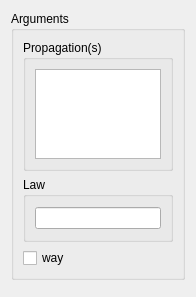
Above: src/HEXABLOCKGUI/Propagation_QTD.ui from SalomePlatform/hexablock before the change. Below: the same form after it.
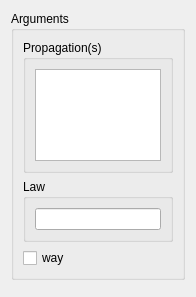
That is the form after the change.

Patch:
```diff
--- a/src/HEXABLOCKGUI/Propagation_QTD.ui
+++ b/src/HEXABLOCKGUI/Propagation_QTD.ui
@@ -11,7 +11,7 @@
    </rect>
   </property>
   <property name="sizePolicy">
-   <sizepolicy hsizetype="Preferred" vsizetype="Fixed">
+   <sizepolicy hsizetype="Preferred" vsizetype="Preferred">
     <horstretch>0</horstretch>
     <verstretch>0</verstretch>
    </sizepolicy>
@@ -22,16 +22,28 @@
   <layout class="QVBoxLayout" name="verticalLayout">
    <item>
     <widget class="QGroupBox" name="groupBox">
+     <property name="sizePolicy">
+      <sizepolicy hsizetype="Preferred" vsizetype="Preferred">
+       <horstretch>0</horstretch>
+       <verstretch>0</verstretch>
+      </sizepolicy>
+     </property>
      <property name="title">
       <string>Arguments</string>
      </property>
      <layout class="QVBoxLayout" name="verticalLayout_2">
       <item>
        <widget class="QGroupBox" name="groupBox_2">
+        <property name="sizePolicy">
+         <sizepolicy hsizetype="Preferred" vsizetype="Preferred">
+          <horstretch>0</horstretch>
+          <verstretch>0</verstretch>
+         </sizepolicy>
+        </property>
         <property name="maximumSize">
          <size>
           <width>16777215</width>
-          <height>131</height>
+          <height>16777215</height>
          </size>
         </property>
         <property name="title">
@@ -39,22 +51,41 @@
         </property>
         <layout class="QVBoxLayout" name="verticalLayout_3">
          <item>
-          <widget class="QListWidget" name="propagations_lw"/>
+          <widget class="QListWidget" name="propagations_lw">
+           <property name="sizePolicy">
+            <sizepolicy hsizetype="Preferred" vsizetype="Preferred">
+             <horstretch>0</horstretch>
+             <verstretch>0</verstretch>
+            </sizepolicy>
+           </property>
+          </widget>
          </item>
         </layout>
        </widget>
       </item>
       <item>
        <widget class="QGroupBox" name="groupBox_3">
+        <property name="sizePolicy">
+         <sizepolicy hsizetype="Preferred" vsizetype="Fixed">
+          <horstretch>0</horstretch>
+          <verstretch>0</verstretch>
+         </sizepolicy>
+        </property>
         <property name="title">
          <string>Law</string>
         </property>
         <layout class="QVBoxLayout" name="verticalLayout_4">
          <item>
           <widget class="QLineEdit" name="law_le">
+           <property name="sizePolicy">
+            <sizepolicy hsizetype="Preferred" vsizetype="Fixed">
+             <horstretch>0</horstretch>
+             <verstretch>0</verstretch>
+            </sizepolicy>
+           </property>
            <property name="maximumSize">
             <size>
-             <width>127</width>
+             <width>16777215</width>
              <height>16777215</height>
             </size>
            </property>
```
Left out of the diff: 6 changed lines with no effect on the pictures.
